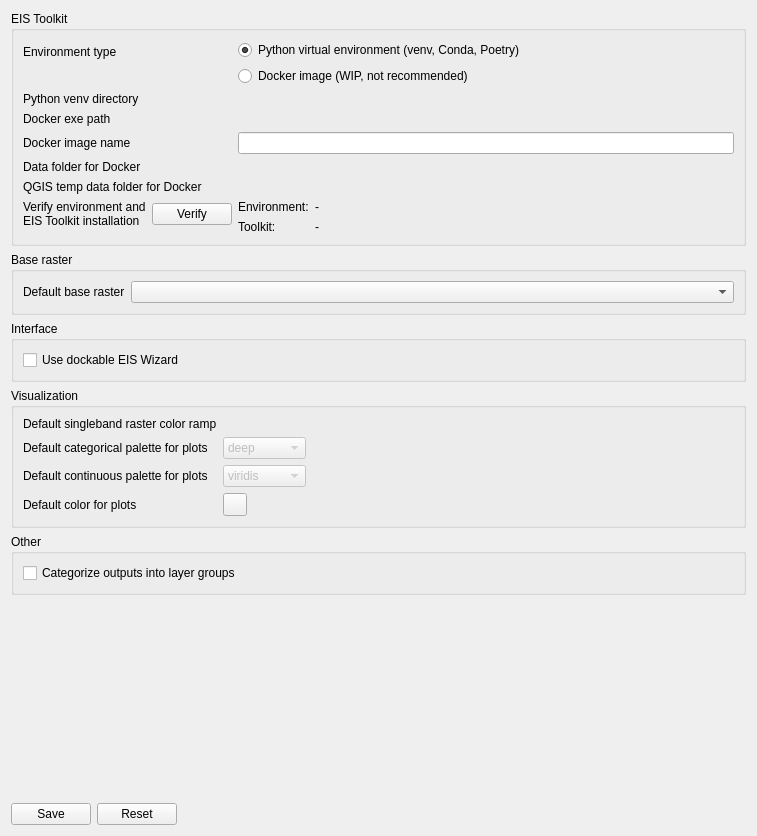
GispoCoding/eis_qgis_plugin, file eis_qgis_plugin/resources/ui/wizard_settings.ui: the form before one commit.
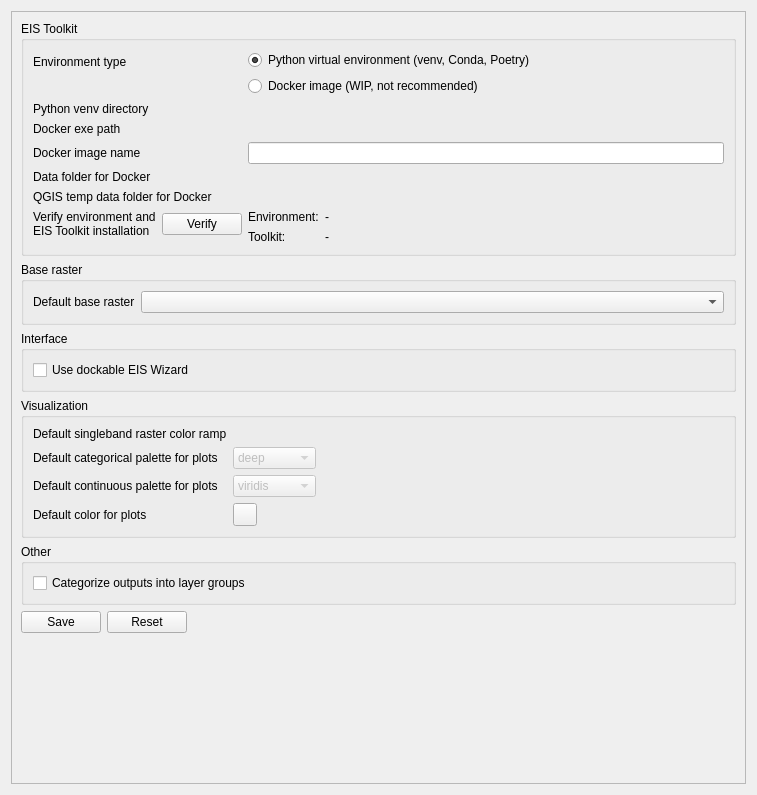
The form after the commit. Custom widgets are drawn as their Qt base class.

Commit message: fix: add scroll areas to about and settings pages, making whole wizard much more resizable

```diff
--- a/eis_qgis_plugin/resources/ui/wizard_settings.ui
+++ b/eis_qgis_plugin/resources/ui/wizard_settings.ui
@@ -7,12 +7,27 @@
     <x>0</x>
     <y>0</y>
     <width>757</width>
-    <height>836</height>
+    <height>795</height>
    </rect>
   </property>
   <property name="windowTitle">
    <string>Form</string>
   </property>
+  <layout class="QVBoxLayout" name="verticalLayout_3">
+   <item>
+    <widget class="QScrollArea" name="scrollArea">
+     <property name="widgetResizable">
+      <bool>true</bool>
+     </property>
+     <widget class="QWidget" name="scrollAreaWidgetContents">
+      <property name="geometry">
+       <rect>
+        <x>0</x>
+        <y>0</y>
+        <width>737</width>
+        <height>775</height>
+       </rect>
+      </property>
   <layout class="QVBoxLayout" name="verticalLayout_2">
    <item>
     <widget class="QGroupBox" name="groupBox">
@@ -459,19 +474,6 @@
      </layout>
     </widget>
    </item>
-   <item>
-    <spacer name="verticalSpacer">
-     <property name="orientation">
-      <enum>Qt::Vertical</enum>
-     </property>
-     <property name="sizeHint" stdset="0">
-      <size>
-       <width>20</width>
-       <height>40</height>
-      </size>
-     </property>
-    </spacer>
-   </item>
    <item>
     <layout class="QHBoxLayout" name="horizontalLayout">
      <item>
@@ -502,6 +504,23 @@
       </spacer>
      </item>
     </layout>
+       </item>
+       <item>
+        <spacer name="verticalSpacer">
+         <property name="orientation">
+          <enum>Qt::Vertical</enum>
+         </property>
+         <property name="sizeHint" stdset="0">
+          <size>
+           <width>20</width>
+           <height>30</height>
+          </size>
+         </property>
+        </spacer>
+       </item>
+      </layout>
+     </widget>
+    </widget>
    </item>
   </layout>
  </widget>
```
Lines whose indentation alone changed are shown as unchanged. The commit also changes 1 other file.
